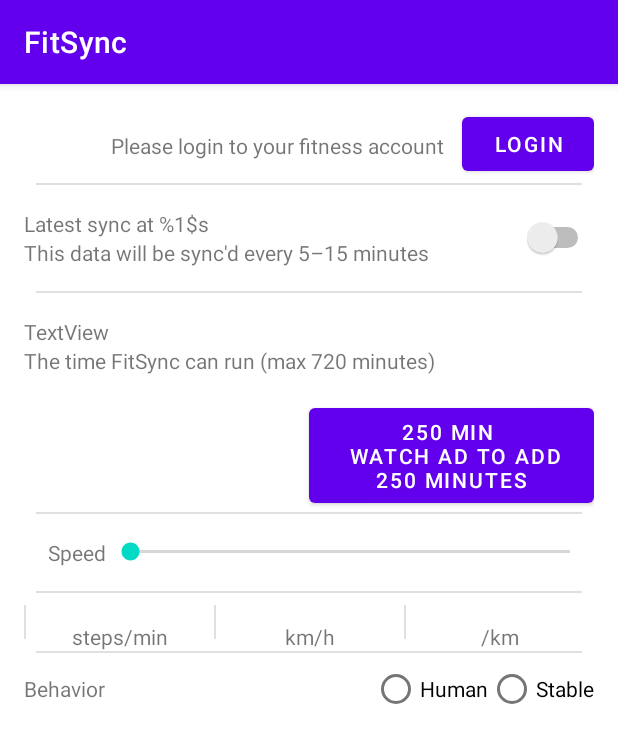
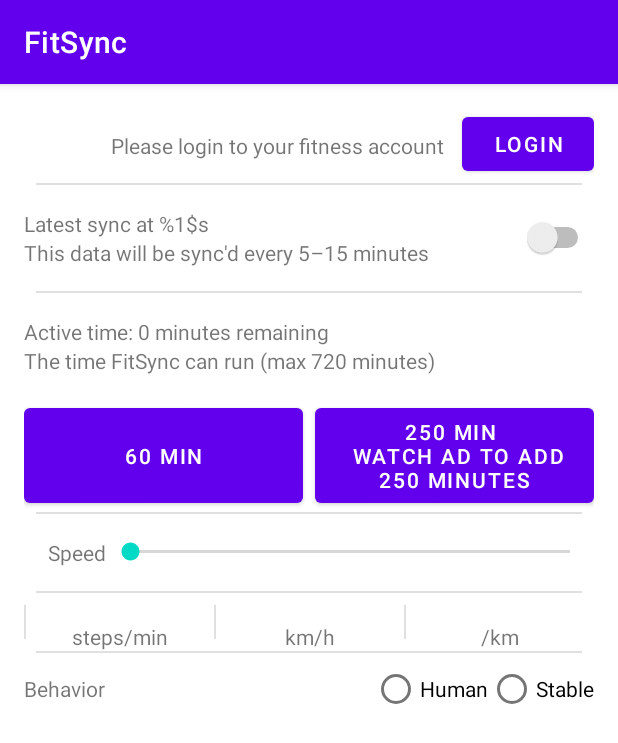
Before and after one commit to presldn/fitsync, an Android app: the screen it shows after launch (MainActivity), on a phone screen of 412 x 824 dp. Shown: the top 743 px of the screen. Run offline under Robolectric (Android 15) with nearby library versions, the phone set to English and light mode, and no system bars; our stand-ins replace Firebase (no records; nobody signed in at launch, a user with empty details on screens opened directly); libraries missing offline, so code that uses them is left out: com.facebook.drawee; plain views replace SimpleDraweeView; 2 statements that could not run were skipped.

```diff
--- a/app/src/main/java/com/stackedprogrammer/fitsync/MainActivity.kt
+++ b/app/src/main/java/com/stackedprogrammer/fitsync/MainActivity.kt
@@ -26,12 +26,20 @@ class MainActivity : AppCompatActivity() {
 
     private lateinit var mGoogleSignInClient: GoogleSignInClient
 
+    private val maxMinutes: Int = 720
+
     private val reqCode: Int = 123
+
+    private var minutes: Int = 0
 
     private lateinit var loginButton: Button
     private lateinit var profileImage: SimpleDraweeView
     private lateinit var emailAddress: TextView
     private lateinit var fullName: TextView
+    private lateinit var minutesRemaining: TextView
+
+    private lateinit var standardMinButton: Button
+    private lateinit var extraMinButton: Button
 
     private val auth by lazy {
         FirebaseAuth.getInstance()
@@ -52,17 +60,52 @@ class MainActivity : AppCompatActivity() {
         profileImage = findViewById(R.id.profile_image)
         emailAddress = findViewById(R.id.profile_email_address)
         fullName = findViewById(R.id.profile_full_name)
+        minutesRemaining = findViewById(R.id.minutes_remaining)
 
+        standardMinButton = findViewById(R.id.standard_min)
+        extraMinButton = findViewById(R.id.extra_min)
 
         loginButton.setOnClickListener {
-            if (GoogleSignIn.getLastSignedInAccount(this) != null) {
+            if (auth.currentUser != null) {
                 logout()
             } else {
                 signInGoogle()
             }
         }
 
+        standardMinButton.setOnClickListener {
+            if (minutes == 0) {
+                addStandardMinutes()
+            }
+        }
 
+        extraMinButton.setOnClickListener {
+            if (minutes < maxMinutes) {
+                addExtraMinutes()
+            }
+        }
+
+    }
+
+    private fun addExtraMinutes() {
+        val sum = minutes + 250
+
+        minutes = if (sum > maxMinutes) {
+            maxMinutes
+        } else {
+            sum
+        }
+
+        updateTimer()
+    }
+
+    private fun addStandardMinutes() {
+        minutes += 60
+        updateTimer()
+    }
+
+    private fun updateTimer() {
+        minutesRemaining.text = resources.getQuantityString(R.plurals.numberOfMinutes, minutes, minutes)
     }
 
     private fun logout() {
@@ -106,8 +149,11 @@ class MainActivity : AppCompatActivity() {
 
         } else {
             emailAddress.visibility = View.GONE
+            fullName.text = getString(R.string.login_prompt)
             loginButton.text = getString(R.string.login)
         }
+
+        updateTimer()
     }
 
     private fun setImageProfile(photoUrl: Uri?) {
@@ -138,10 +184,6 @@ class MainActivity : AppCompatActivity() {
 
         val user = auth.currentUser
         updateUI(user)
-
-        if (GoogleSignIn.getLastSignedInAccount(this) != null) {
-            Toast.makeText(this, "Already logged in.", Toast.LENGTH_SHORT).show()
-        }
     }
 
 }
--- a/app/src/main/res/layout/activity_main.xml
+++ b/app/src/main/res/layout/activity_main.xml
@@ -109,11 +109,10 @@
             android:paddingBottom="16dp">
 
             <TextView
-                android:id="@+id/textView6"
+                android:id="@+id/minutes_remaining"
                 android:layout_width="wrap_content"
                 android:layout_height="wrap_content"
-                android:layout_weight="1"
-                android:text="TextView" />
+                android:layout_weight="1"/>
 
             <TextView
                 android:id="@+id/textView7"
@@ -129,17 +128,18 @@
             android:orientation="horizontal">
 
             <Button
-                android:id="@+id/standardMin"
+                android:id="@+id/standard_min"
                 android:layout_width="match_parent"
                 android:layout_height="match_parent"
-                android:visibility="invisible"
                 android:layout_weight="1"
-                android:text="Button" />
+                android:layout_marginEnd="4dp"
+                android:text="@string/standard_min" />
 
             <Button
-                android:id="@+id/extraMin"
+                android:id="@+id/extra_min"
                 android:layout_width="match_parent"
                 android:layout_height="match_parent"
+                android:layout_marginStart="4dp"
                 android:layout_weight="1"
                 android:text="@string/extra_min" />
         </LinearLayout>
--- a/app/src/main/res/values/strings.xml
+++ b/app/src/main/res/values/strings.xml
@@ -6,7 +6,7 @@
     <string name="latest_sync_at">Latest sync at %1$s</string>
     <string name="sync_message">This data will be sync\'d every 5–15 minutes</string>
     <string name="active_time_message">The time FitSync can run (max 720 minutes)</string>
-    <string name="standard_min">60 min \n Watch AD to add 60 minutes</string>
+    <string name="standard_min">60 min</string>
     <string name="extra_min">250 min \n Watch AD to add 250 minutes</string>
     <string name="speed">Speed</string>
     <string name="steps_min">steps/min</string>
@@ -15,4 +15,9 @@
     <string name="behavior">Behavior</string>
     <string name="human">Human</string>
     <string name="stable">Stable</string>
+
+    <plurals name="numberOfMinutes">
+        <item quantity="one">Active time: %d minute remaining</item>
+        <item quantity="other">Active time: %d minutes remaining</item>
+    </plurals>
 </resources>
```
